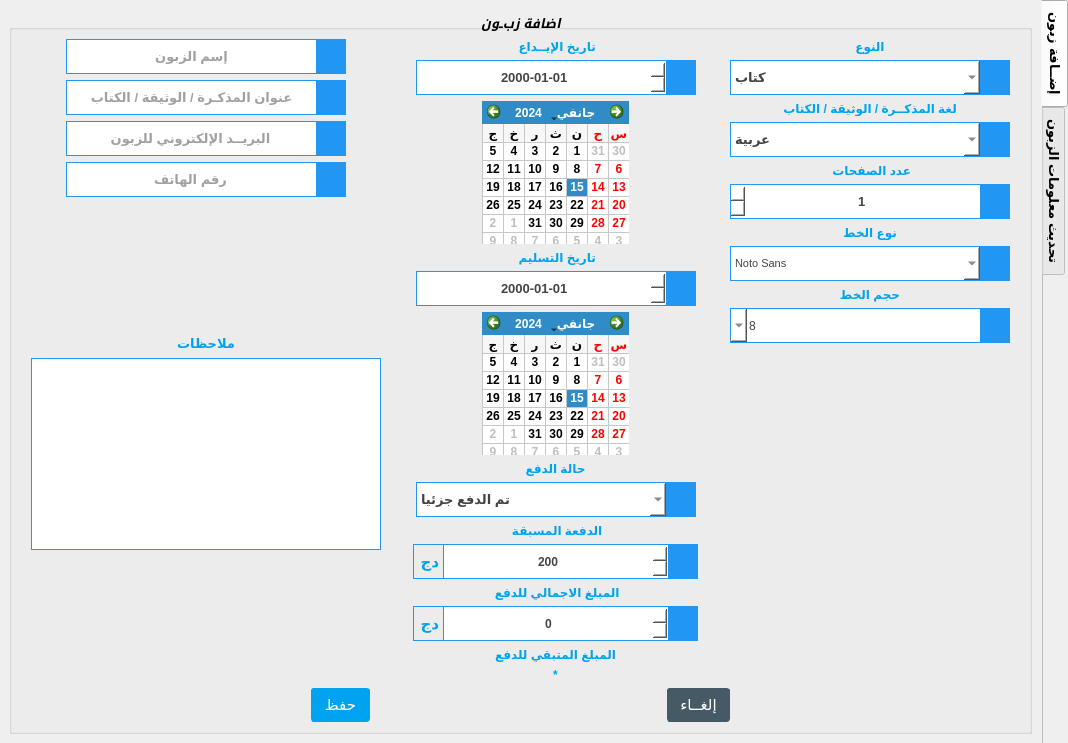
Before: the Qt Designer form tabwidgetclients.ui in ashraf-kx/maktaba-assistant, drawn with Qt 5.
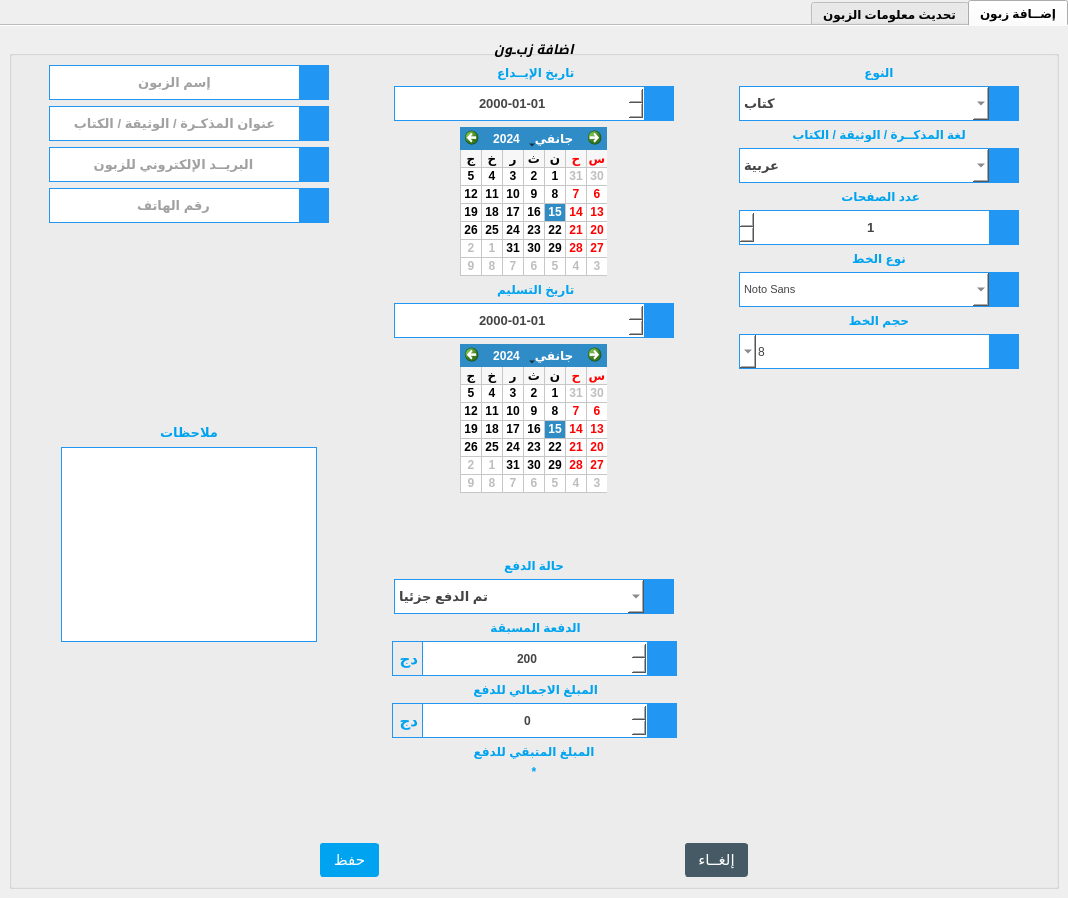
After: the same form once the commit is applied. Icons and pictures are not drawn.

Diff of the .ui file:
```diff
--- a/tabwidgetclients.ui
+++ b/tabwidgetclients.ui
@@ -7,14 +7,17 @@
     <x>0</x>
     <y>0</y>
     <width>1068</width>
-    <height>743</height>
+    <height>898</height>
    </rect>
   </property>
   <property name="font">
    <font>
-    <pointsize>10</pointsize>
+    <pointsize>9</pointsize>
     <weight>75</weight>
     <bold>true</bold>
+    <underline>false</underline>
+    <strikeout>false</strikeout>
+    <kerning>false</kerning>
    </font>
   </property>
   <property name="focusPolicy">
@@ -24,19 +27,13 @@
    <string>TabWidget</string>
   </property>
   <property name="layoutDirection">
-   <enum>Qt::LeftToRight</enum>
+   <enum>Qt::RightToLeft</enum>
   </property>
   <property name="styleSheet">
    <string notr="true">QTabWidget{
 border:0px solid white;
 }</string>
   </property>
-  <property name="tabPosition">
-   <enum>QTabWidget::East</enum>
-  </property>
-  <property name="tabShape">
-   <enum>QTabWidget::Rounded</enum>
-  </property>
   <property name="currentIndex">
    <number>0</number>
   </property>
@@ -2781,19 +2778,7 @@
               </spacer>
              </item>
              <item>
-              <widget class="QTextEdit" name="TE_remarke">
-               <property name="minimumSize">
-                <size>
-                 <width>350</width>
-                 <height>175</height>
-                </size>
-               </property>
-               <property name="maximumSize">
-                <size>
-                 <width>600</width>
-                 <height>200</height>
-                </size>
-               </property>
+              <widget class="QPlainTextEdit" name="TE_remarke">
                <property name="font">
                 <font>
                  <pointsize>10</pointsize>
@@ -2803,7 +2788,7 @@
                 </font>
                </property>
                <property name="styleSheet">
-                <string notr="true">QTextEdit
+                <string notr="true">QPlainTextEdit
 {
 
   height:20px;
@@ -2813,7 +2798,7 @@
     border: 1px solid #2196F3;
     vertical-align: middle;
 }
-QTextEdit:hover
+QPlainTextEdit:hover
 {
 	color: #000000;
    border-top:1px solid #FFFFFF;	
@@ -2826,13 +2811,6 @@
 }
 </string>
                </property>
-               <property name="html">
-                <string>&lt;!DOCTYPE HTML PUBLIC &quot;-//W3C//DTD HTML 4.0//EN&quot; &quot;http://www.w3.org/TR/REC-html40/strict.dtd&quot;&gt;
-&lt;html&gt;&lt;head&gt;&lt;meta name=&quot;qrichtext&quot; content=&quot;1&quot; /&gt;&lt;style type=&quot;text/css&quot;&gt;
-p, li { white-space: pre-wrap; }
-&lt;/style&gt;&lt;/head&gt;&lt;body style=&quot; font-family:'MS Shell Dlg 2'; font-size:10pt; font-weight:600; font-style:italic;&quot;&gt;
-&lt;p style=&quot;-qt-paragraph-type:empty; margin-top:0px; margin-bottom:0px; margin-left:0px; margin-right:0px; -qt-block-indent:0; text-indent:0px;&quot;&gt;&lt;br /&gt;&lt;/p&gt;&lt;/body&gt;&lt;/html&gt;</string>
-               </property>
               </widget>
              </item>
              <item>
```
Left out of the diff: 24 changed lines with no effect on the pictures.
